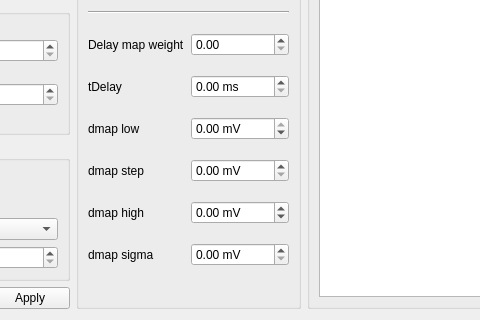
This is src/gui/gafittersettingsdialog.ui in CompEphys-team/rtdo as Qt 5 draws it before an edit; both pictures show x 193 to 673 and y 464 to 784 of the 1098 by 784 pixel window. The edited form follows.
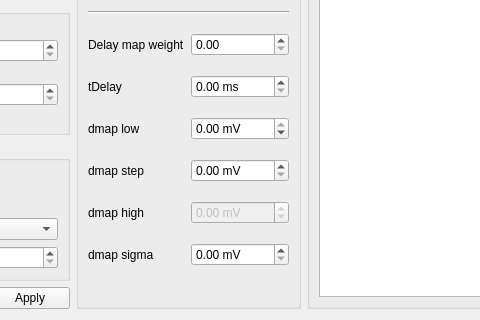
This is the edited form.

Patch:
```diff
--- a/src/gui/gafittersettingsdialog.ui
+++ b/src/gui/gafittersettingsdialog.ui
@@ -331,6 +331,9 @@
       </item>
       <item row="17" column="1">
        <widget class="QDoubleSpinBox" name="cl_dmap_hi">
+        <property name="enabled">
+         <bool>false</bool>
+        </property>
         <property name="suffix">
          <string> mV</string>
         </property>
```
